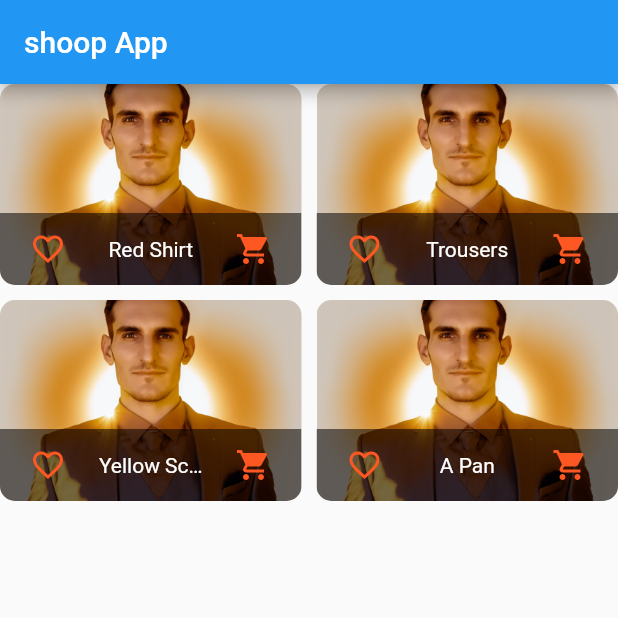
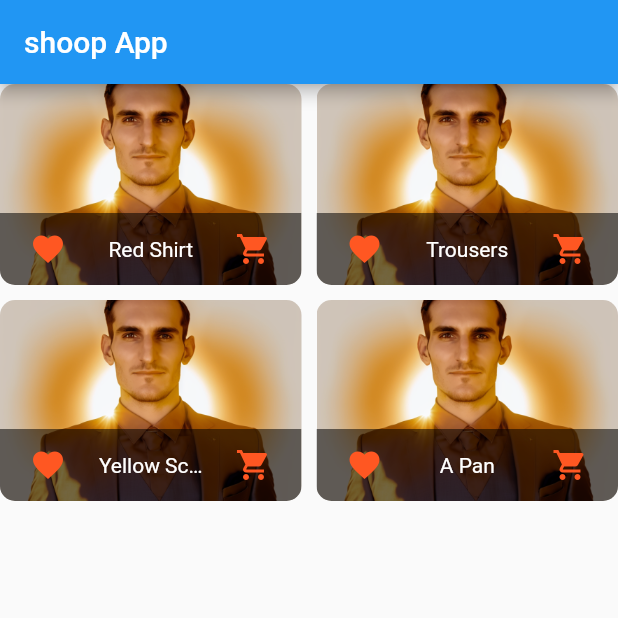
Before and after one commit to Shazad222/shop_App, a Flutter app: the screen it shows after launch, on a phone screen of 412 x 824 dp, the top half of it. Run offline on Flutter 3.47's test engine with Material 2 defaults, Android fonts, the light colour scheme and no system bars.

Commit message:
Added code for day 4.

```diff
--- a/lib/main.dart
+++ b/lib/main.dart
@@ -3,6 +3,7 @@ import 'package:flutter/material.dart';
 import 'package:provider/provider.dart';
 
 import 'providers/product_provider.dart';
+import 'screens/product_detail_screen.dart';
 
 void main() {
   runApp(const MyApp());
@@ -24,6 +25,9 @@ class MyApp extends StatelessWidget {
           primarySwatch: Colors.blue,
         ),
         home: ProductsOverviewScreen(),
+        routes: {
+          ProductScreenDetailScreen.routName : (ctx) => ProductScreenDetailScreen(),
+        },
       ),
     );
   }
--- a/lib/models/product.dart
+++ b/lib/providers/product.dart
@@ -1,18 +1,24 @@
 // ignore_for_file: public_member_api_docs, sort_constructors_first
-class Product {
+import 'package:flutter/material.dart';
+
+class Product with ChangeNotifier {
   final String id;
   final String title;
   final String description;
   final double price;
   final String imageUrl;
-  bool? isFavorite ;
+  bool isFavorite;
+
   Product({
     required this.id,
     required this.title,
     required this.description,
     required this.price,
     required this.imageUrl,
-     this.isFavorite,
+    this.isFavorite = false,
   });
-
+  void toggleFavouritesState() {
+    isFavorite = !isFavorite;
+    notifyListeners();
+  }
 }
--- a/lib/providers/product_provider.dart
+++ b/lib/providers/product_provider.dart
@@ -1,5 +1,5 @@
 import 'package:flutter/widgets.dart';
-import '../models/product.dart';
+import 'product.dart';
 
 class Products with ChangeNotifier {
   final List<Product> _items = [
@@ -36,6 +36,9 @@ class Products with ChangeNotifier {
   List<Product> get items {
     return [..._items];
   }
+  Product findById(String id ){
+    return _items.firstWhere((element) => element.id == id);
+  }
 
   void addProduct() {
     // _items.add(value);
--- a/lib/widgets/product_grid.dart
+++ b/lib/widgets/product_grid.dart
@@ -1,11 +1,9 @@
 // ignore_for_file: public_member_api_docs, sort_constructors_first
 
 import 'package:flutter/material.dart';
-import 'package:flutter/src/widgets/framework.dart';
-import 'package:flutter/src/widgets/placeholder.dart';
 import 'package:provider/provider.dart';
 
-import '../models/product.dart';
+import '../providers/product.dart';
 import '../providers/product_provider.dart';
 import 'product_item.dart';
 
@@ -26,10 +24,12 @@ class ProductGrid extends StatelessWidget {
           mainAxisSpacing: 10,
         ),
 
-        itemBuilder: ((context, index) => ProductItem(
-              id: products[index].id,
-              title: products[index].title,
-              imageUrl: products[index].imageUrl,
+        itemBuilder: ((context, index) => ChangeNotifierProvider(
+          create:(c)=> products[index],
+          child: ProductItem(),
+              // id: products[index].id,
+              // title: products[index].title,
+              // imageUrl: products[index].imageUrl,
             )),
       );
   }
--- a/lib/widgets/product_item.dart
+++ b/lib/widgets/product_item.dart
@@ -1,29 +1,39 @@
 import 'package:flutter/material.dart';
+import 'package:flutter/src/widgets/framework.dart';
+import 'package:provider/provider.dart';
 
+import '../providers/product.dart';
 import '../screens/product_detail_screen.dart';
 
 class ProductItem extends StatelessWidget {
-  final String id;
-  final String title;
-  final String imageUrl;
+  // final String id;
+  // final String title;
+  // final String imageUrl;
 
-  const ProductItem(
-      {required this.id, required this.title, required this.imageUrl});
+  // const ProductItem(
+  //     {required this.id, required this.title, required this.imageUrl});
 
   @override
   Widget build(BuildContext context) {
+    final product = Provider.of<Product>(context);
     return ClipRRect(
       borderRadius: BorderRadius.circular(10),
       child: GridTile(
         footer: GridTileBar(
           backgroundColor: Colors.black54,
           leading: IconButton(
-            icon: const Icon(Icons.favorite_border_outlined),
-            onPressed: () {},
+            icon: Icon(
+              product.isFavorite
+                  ? Icons.favorite_border_outlined
+                  : Icons.favorite,
+            ),
+            onPressed: () {
+              product.toggleFavouritesState();
+            },
             color: Theme.of(context).accentColor,
           ),
           title: Text(
-            title,
+            product.title,
             textAlign: TextAlign.center,
           ),
           trailing: IconButton(
@@ -34,12 +44,11 @@ class ProductItem extends StatelessWidget {
         ),
         child: GestureDetector(
           onTap: () {
-            Navigator.of(context).push(MaterialPageRoute(
-              builder: (context) => ProductScreenDetailScreen(title, imageUrl),
-            ));
+            Navigator.of(context).pushNamed(ProductScreenDetailScreen.routName,
+                arguments: product.id);
           },
           child: Image.asset(
-            imageUrl,
+            product.imageUrl,
             fit: BoxFit.cover,
           ),
         ),
```
Also changed, not shown: lib/screens/product_detail_screen.dart (+17 -6 lines).
